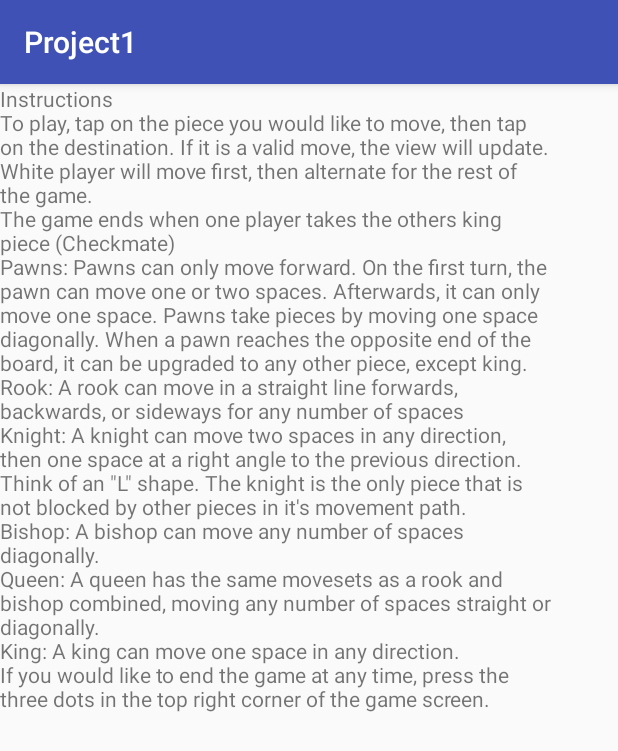
After one commit to schaferandrew/Chess, an Android app: the InstructionsActivity screen opened directly, with no data from a screen before it, on a phone screen of 412 x 824 dp. The commit adds this screen. Shown: the top 751 px of the screen. Run offline under Robolectric (Android 15) with nearby library versions, the phone set to English and light mode, and no system bars.

Commit message:
Added instructions activity, and popup to access in main activity and chess activity

```diff
--- a/app/src/main/AndroidManifest.xml
+++ b/app/src/main/AndroidManifest.xml
@@ -17,7 +17,8 @@
             </intent-filter>
         </activity>
         <activity android:name=".ChessActivity" />
-        <activity android:name=".activity_end"></activity>
+        <activity android:name=".activity_end" />
+        <activity android:name=".InstructionsActivity"></activity>
     </application>
 
 </manifest>
--- /dev/null
+++ b/app/src/main/java/edu/msu/blaida/project1/InstructionsActivity.java
@@ -0,0 +1,13 @@
+package edu.msu.blaida.project1;
+
+import android.support.v7.app.AppCompatActivity;
+import android.os.Bundle;
+
+public class InstructionsActivity extends AppCompatActivity {
+
+    @Override
+    protected void onCreate(Bundle savedInstanceState) {
+        super.onCreate(savedInstanceState);
+        setContentView(R.layout.activity_instructions);
+    }
+}
--- a/app/src/main/java/edu/msu/blaida/project1/Knight.java
+++ b/app/src/main/java/edu/msu/blaida/project1/Knight.java
@@ -18,12 +18,12 @@ public class Knight extends Piece {
     }
 
     @Override
-    boolean validMove(int x, int y) {
+    boolean validMove(int startX, int startY, int endX, int endY) {
         return false;
     }
 
     @Override
-    boolean validTake(int x, int y) {
+    boolean validTake(int startX, int startY, int endX, int endY) {
         return false;
     }
 }
--- a/app/src/main/java/edu/msu/blaida/project1/Piece.java
+++ b/app/src/main/java/edu/msu/blaida/project1/Piece.java
@@ -30,9 +30,9 @@ public abstract class Piece {
         this.player = player;
     }
 
-    abstract boolean validMove(int x, int y);
+    abstract boolean validMove(int startX, int startY, int endX, int endY);
 
-    abstract boolean validTake(int x, int y);
+    abstract boolean validTake(int startX, int startY, int endX, int endY);
 
     public int getX() {
         return x;
@@ -91,4 +91,5 @@ public abstract class Piece {
         canvas.drawBitmap(getBitmap(), 0, 0, null);
         canvas.restore();
     }
+
 }
--- a/app/src/main/java/edu/msu/blaida/project1/Queen.java
+++ b/app/src/main/java/edu/msu/blaida/project1/Queen.java
@@ -18,12 +18,12 @@ public class Queen extends Piece {
     }
 
     @Override
-    boolean validMove(int x, int y) {
+    boolean validMove(int startX, int startY, int endX, int endY) {
         return false;
     }
 
     @Override
-    boolean validTake(int x, int y) {
+    boolean validTake(int startX, int startY, int endX, int endY) {
         return false;
     }
 }
--- /dev/null
+++ b/app/src/main/res/layout/activity_instructions.xml
@@ -0,0 +1,17 @@
+<?xml version="1.0" encoding="utf-8"?>
+<RelativeLayout xmlns:android="http://schemas.android.com/apk/res/android"
+    xmlns:app="http://schemas.android.com/apk/res-auto"
+    xmlns:tools="http://schemas.android.com/tools"
+    android:layout_width="match_parent"
+    android:layout_height="match_parent"
+    tools:context="edu.msu.blaida.project1.InstructionsActivity">
+
+    <TextView
+        android:id="@+id/textView"
+        android:layout_width="368dp"
+        android:layout_height="495dp"
+        android:text="@string/instructions_text"
+        tools:layout_editor_absoluteX="8dp"
+        tools:layout_editor_absoluteY="8dp"
+        tools:text="@string/instructions_text" />
+</RelativeLayout>
--- a/app/src/main/res/menu/menu_game.xml
+++ b/app/src/main/res/menu/menu_game.xml
@@ -4,4 +4,6 @@
         android:orderInCategory="100"  />
     <item android:id="@+id/menu_main" android:title="@string/main_menu_btn"
         android:orderInCategory="100"  />
+    <item android:id="@+id/menu_instr" android:title="Instructions"
+        android:orderInCategory="100"  />
 </menu>
--- a/app/src/main/res/values/strings.xml
+++ b/app/src/main/res/values/strings.xml
@@ -5,7 +5,10 @@
     <string name="play_again_btn">Play Again</string>
     <string name="end_game_btn">End Game</string>
     <string name="main_menu_btn">Main Menu</string>
-
+    <string name="instructions_btn">Instructions</string>
+    <string name="instructions_text">Instructions\nTo play, tap on the piece you would like to move, then tap on the destination. If it is a valid move, the view will update.\nWhite player will move first, then alternate for the rest of the game.\nThe game ends when one player takes the others king piece (Checkmate)\nPawns: Pawns can only move forward. On the first turn, the pawn can move one or two spaces. Afterwards, it can only move one space. Pawns take pieces by moving one space diagonally. When a pawn reaches the opposite end of the board, it can be upgraded to any other piece, except king.\nRook: A rook can move in a straight line forwards, backwards, or sideways for any number of spaces\nKnight: A knight can move two spaces in any direction, then one space at a right angle to the previous direction. Think of an \"L\" shape. The knight is the only piece that is not blocked by other pieces in it\'s movement path.\nBishop: A bishop can move any number of spaces diagonally.\nQueen: A queen has the same movesets as a rook and bishop combined, moving any number of spaces straight or diagonally.\nKing: A king can move one space in any direction.\nIf you would like to end the game at any time, press the three dots in the top right corner of the game screen.</string>
+    <string name="player_one_turn">White, it is your turn!</string>
+    <string name="player_two_turn">Black, it is your turn!</string>
 
 
 </resources>
```
Also changed, not shown: app/src/main/java/edu/msu/blaida/project1/Bishop.java (+4 -4 lines), app/src/main/java/edu/msu/blaida/project1/Board.java (+8 -8 lines), app/src/main/java/edu/msu/blaida/project1/ChessActivity.java (+12 -0 lines), app/src/main/java/edu/msu/blaida/project1/King.java (+4 -4 lines), app/src/main/java/edu/msu/blaida/project1/MainActivity.java (+14 -0 lines), app/src/main/java/edu/msu/blaida/project1/Pawn.java (+39 -9 lines), app/src/main/java/edu/msu/blaida/project1/Rook.java (+7 -4 lines), app/src/main/res/layout/activity_chess.xml (+10 -0 lines), app/src/main/res/layout/activity_main.xml (+9 -1 lines).
